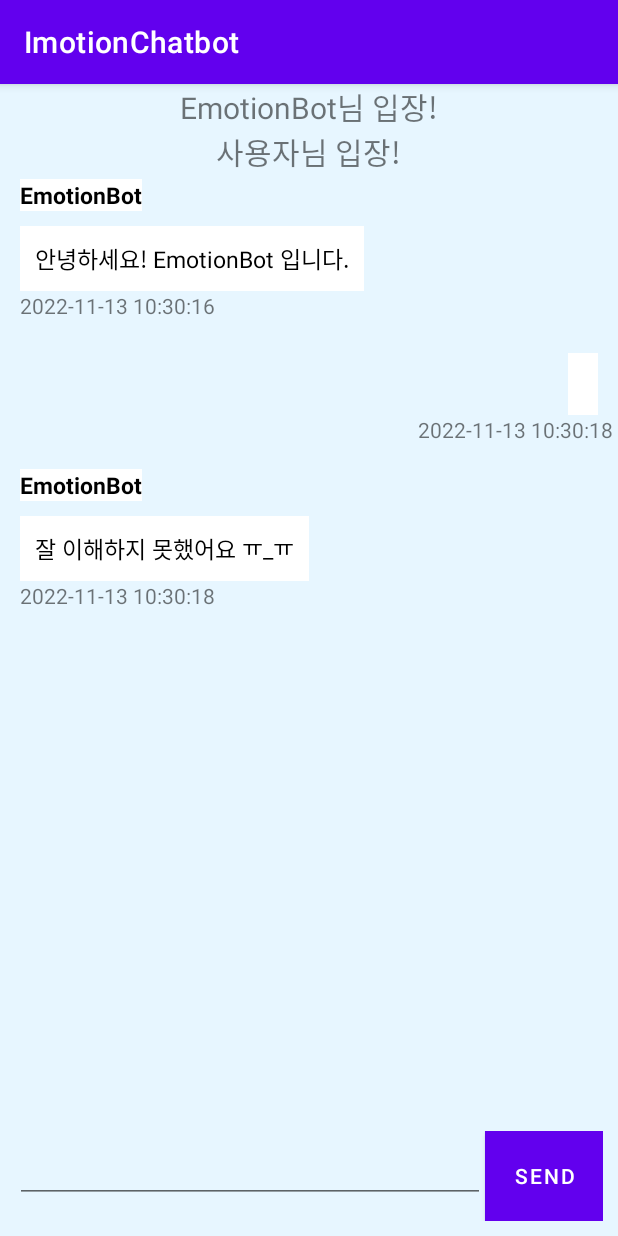
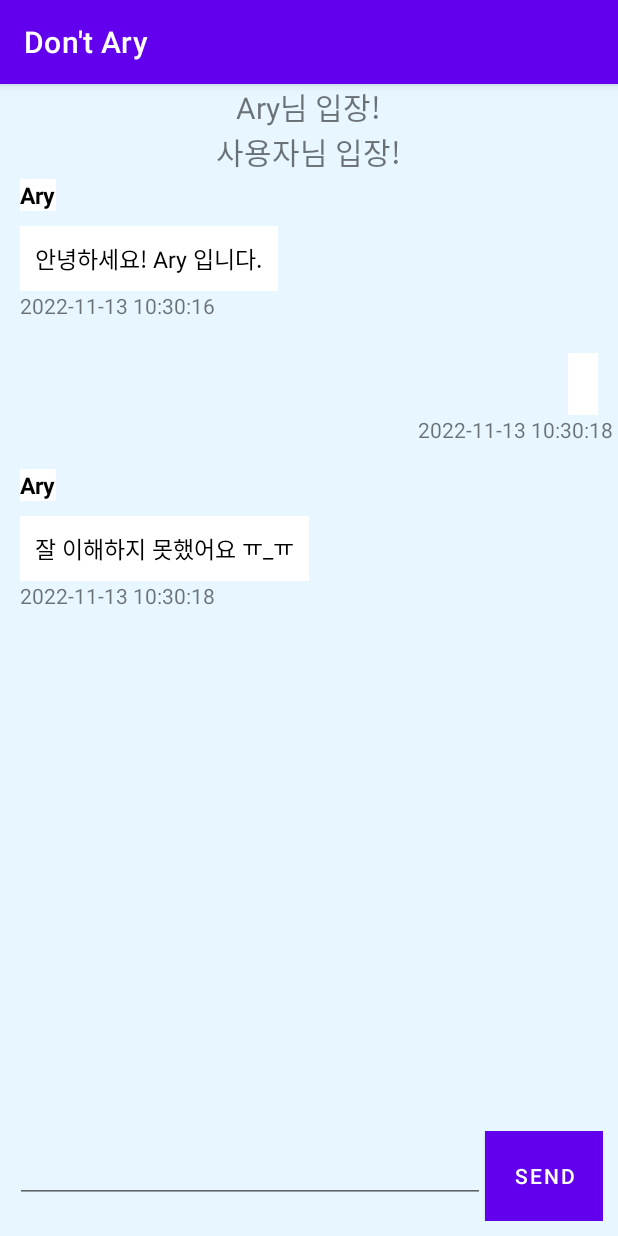
Before and after one commit to cwal1220/ImotionChatbot, an Android app: the ChatActivity screen opened directly, with no data from a screen before it, after a tap on "SEND", on a phone screen of 412 x 824 dp. Run offline under Robolectric (Android 15) with nearby library versions, the phone set to English and light mode, and no system bars.

Commit message:
[ref] Update user requirements

```diff
--- a/Appication/app/src/main/java/com/example/imotionchatbot/ChatActivity.java
+++ b/Appication/app/src/main/java/com/example/imotionchatbot/ChatActivity.java
@@ -69,9 +69,9 @@ public class ChatActivity extends AppCompatActivity implements View.OnClickListe
 
     private void initData(){
         dataList = new ArrayList<>();
-        dataList.add(new DataItem("EmotionBot님 입장!",null,Code.ViewType.CENTER_CONTENT));
+        dataList.add(new DataItem("Ary님 입장!",null,Code.ViewType.CENTER_CONTENT));
         dataList.add(new DataItem("사용자님 입장!",null,Code.ViewType.CENTER_CONTENT));
-        dataList.add(new DataItem("안녕하세요! EmotionBot 입니다.","EmotionBot",Code.ViewType.LEFT_CONTENT));
+        dataList.add(new DataItem("안녕하세요! Ary 입니다.","Ary",Code.ViewType.LEFT_CONTENT));
     }
 
     @Override
@@ -112,7 +112,7 @@ public class ChatActivity extends AppCompatActivity implements View.OnClickListe
                         runOnUiThread(new Runnable() {
                             @Override
                             public void run() {
-                                dataList.add(new DataItem(reply,"EmotionBot",Code.ViewType.LEFT_CONTENT));
+                                dataList.add(new DataItem(reply,"Ary",Code.ViewType.LEFT_CONTENT));
                                 recyvlerv.setAdapter(new MyAdapter(dataList));
                                 recyvlerv.scrollToPosition(dataList.size()-1);
                                 editText1.setText("");
--- a/Appication/app/src/main/res/values/strings.xml
+++ b/Appication/app/src/main/res/values/strings.xml
@@ -1,3 +1,3 @@
 <resources>
-    <string name="app_name">ImotionChatbot</string>
+    <string name="app_name">Don\'t Ary</string>
 </resources>
```
Also changed, not shown: 2 other files.
